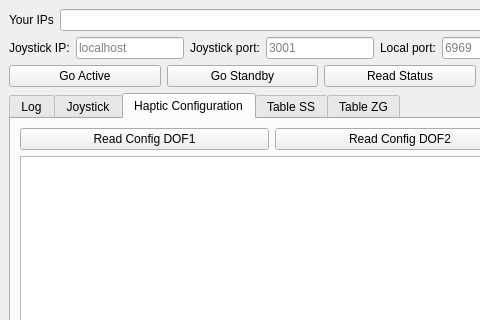
First picture: the form in src/main_window.ui, repository gianmaria/smarter-gui-demo, before the edit; both pictures show x 0 to 480 and y 0 to 320 of the 800 by 600 pixel window.
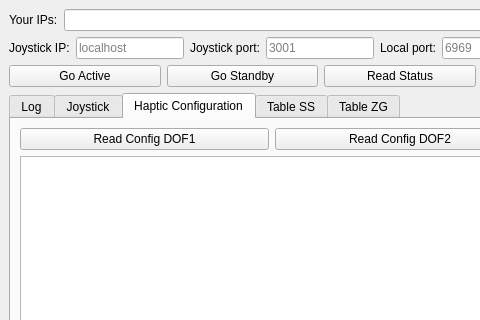
Second picture: the form after the edit. Custom widgets are drawn as their Qt base class.

The edit to the form file:
```diff
--- a/src/main_window.ui
+++ b/src/main_window.ui
@@ -42,7 +42,7 @@
          <string notr="true"/>
         </property>
         <property name="text">
-         <string>Your IPs</string>
+         <string>Your IPs:</string>
         </property>
        </widget>
       </item>
```
